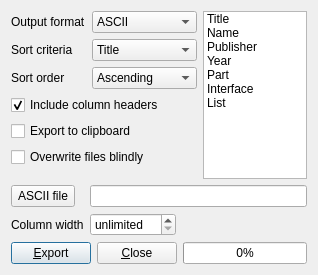
The window that swlistexport.ui (qmc2/qmc2-mame-fe) describes before a commit, drawn with Qt 5.
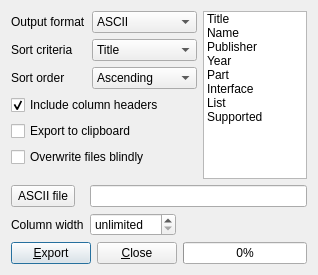
The same window after the commit. Icons and pictures are not drawn.

Commit message: imp: software-list export: added the 'supported' column to the software-list export feature

What changed in the file:
```diff
--- a/swlistexport.ui
+++ b/swlistexport.ui
@@ -344,6 +344,11 @@
        <string>List</string>
       </property>
      </item>
+     <item>
+      <property name="text">
+       <string>Supported</string>
+      </property>
+     </item>
     </widget>
    </item>
    <item row="11" column="0" colspan="5">
```
Left out of the diff: 16 changed lines with no effect on the pictures. The commit also changes 16 other files.
